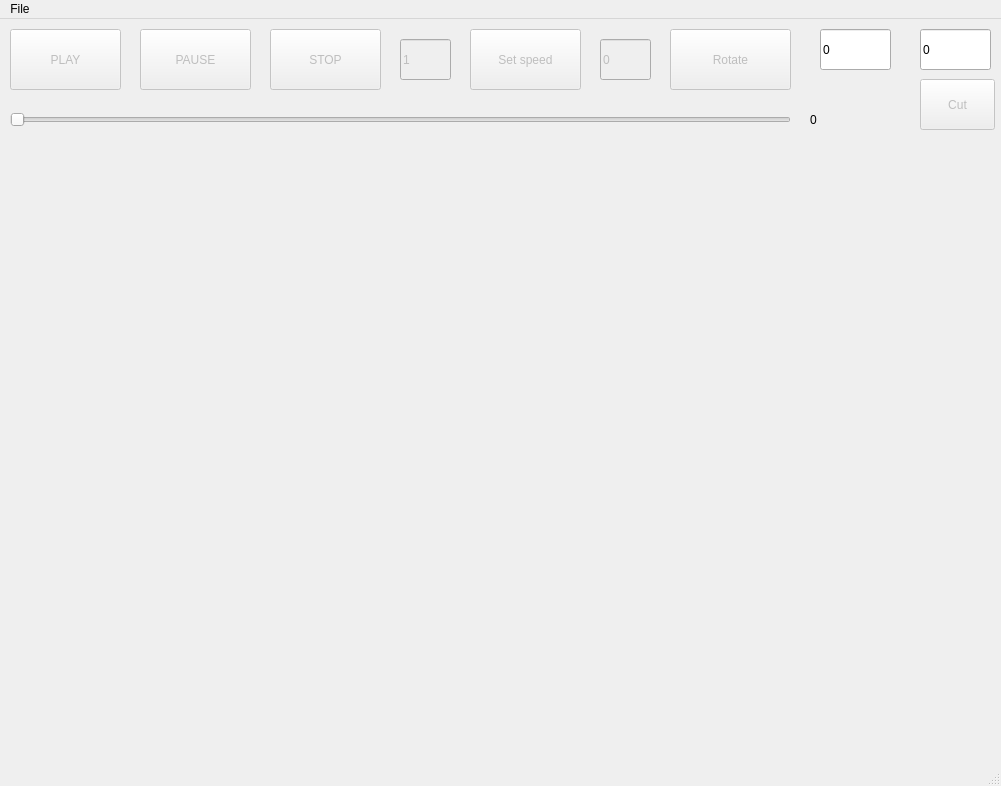
faddeyca/video-converter, file video_converter/mainwindow.ui: the form before one commit.
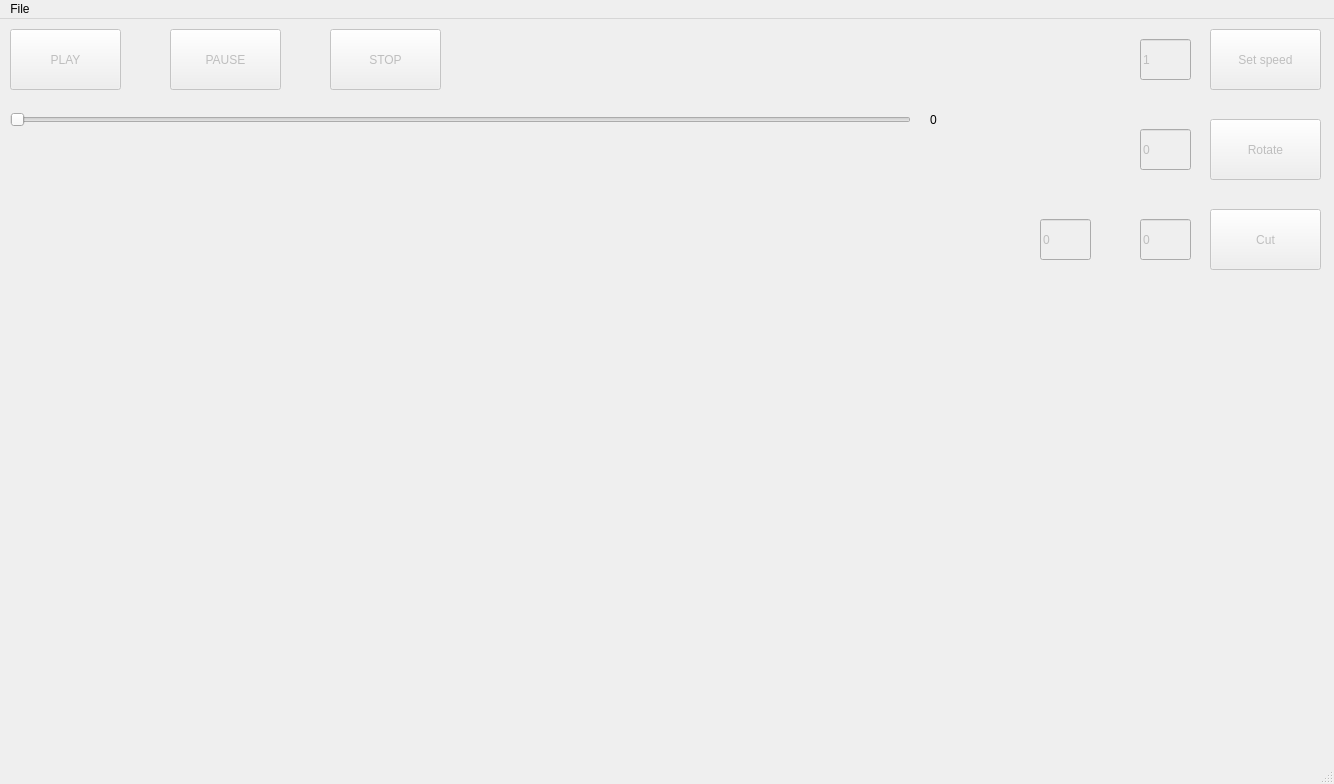
The form after the commit.

Diff of the .ui file:
```diff
--- a/video_converter/mainwindow.ui
+++ b/video_converter/mainwindow.ui
@@ -6,8 +6,8 @@
    <rect>
     <x>0</x>
     <y>0</y>
-    <width>1001</width>
-    <height>786</height>
+    <width>1334</width>
+    <height>784</height>
    </rect>
   </property>
   <property name="windowTitle">
@@ -46,7 +46,7 @@
     </property>
     <property name="geometry">
      <rect>
-      <x>140</x>
+      <x>170</x>
       <y>10</y>
       <width>111</width>
       <height>61</height>
@@ -62,7 +62,7 @@
     </property>
     <property name="geometry">
      <rect>
-      <x>270</x>
+      <x>330</x>
       <y>10</y>
       <width>111</width>
       <height>61</height>
@@ -78,9 +78,9 @@
     </property>
     <property name="geometry">
      <rect>
-      <x>670</x>
-      <y>10</y>
-      <width>121</width>
+      <x>1210</x>
+      <y>100</y>
+      <width>111</width>
       <height>61</height>
      </rect>
     </property>
@@ -94,7 +94,7 @@
     </property>
     <property name="geometry">
      <rect>
-      <x>400</x>
+      <x>1140</x>
       <y>20</y>
       <width>51</width>
       <height>41</height>
@@ -110,7 +110,7 @@
     </property>
     <property name="geometry">
      <rect>
-      <x>470</x>
+      <x>1210</x>
       <y>10</y>
       <width>111</width>
       <height>61</height>
@@ -126,8 +126,8 @@
     </property>
     <property name="geometry">
      <rect>
-      <x>600</x>
-      <y>20</y>
+      <x>1140</x>
+      <y>110</y>
       <width>51</width>
       <height>41</height>
      </rect>
@@ -141,7 +141,7 @@
      <rect>
       <x>10</x>
       <y>90</y>
-      <width>781</width>
+      <width>901</width>
       <height>22</height>
      </rect>
     </property>
@@ -152,7 +152,7 @@
    <widget class="QLabel" name="currentFrameLabel">
     <property name="geometry">
      <rect>
-      <x>810</x>
+      <x>930</x>
       <y>80</y>
       <width>61</width>
       <height>41</height>
@@ -163,11 +163,14 @@
     </property>
    </widget>
    <widget class="QLineEdit" name="cutLeftBorder">
+    <property name="enabled">
+     <bool>false</bool>
+    </property>
     <property name="geometry">
      <rect>
-      <x>820</x>
-      <y>10</y>
-      <width>71</width>
+      <x>1040</x>
+      <y>200</y>
+      <width>51</width>
       <height>41</height>
      </rect>
     </property>
@@ -177,13 +180,13 @@
    </widget>
    <widget class="QLineEdit" name="cutRightBorder">
     <property name="enabled">
-     <bool>true</bool>
+     <bool>false</bool>
     </property>
     <property name="geometry">
      <rect>
-      <x>920</x>
-      <y>10</y>
-      <width>71</width>
+      <x>1140</x>
+      <y>200</y>
+      <width>51</width>
       <height>41</height>
      </rect>
     </property>
@@ -197,10 +200,10 @@
     </property>
     <property name="geometry">
      <rect>
-      <x>920</x>
-      <y>60</y>
-      <width>75</width>
-      <height>51</height>
+      <x>1210</x>
+      <y>190</y>
+      <width>111</width>
+      <height>61</height>
      </rect>
     </property>
     <property name="text">
@@ -213,7 +216,7 @@
     <rect>
      <x>0</x>
      <y>0</y>
-     <width>1001</width>
+     <width>1334</width>
      <height>22</height>
     </rect>
    </property>
```
